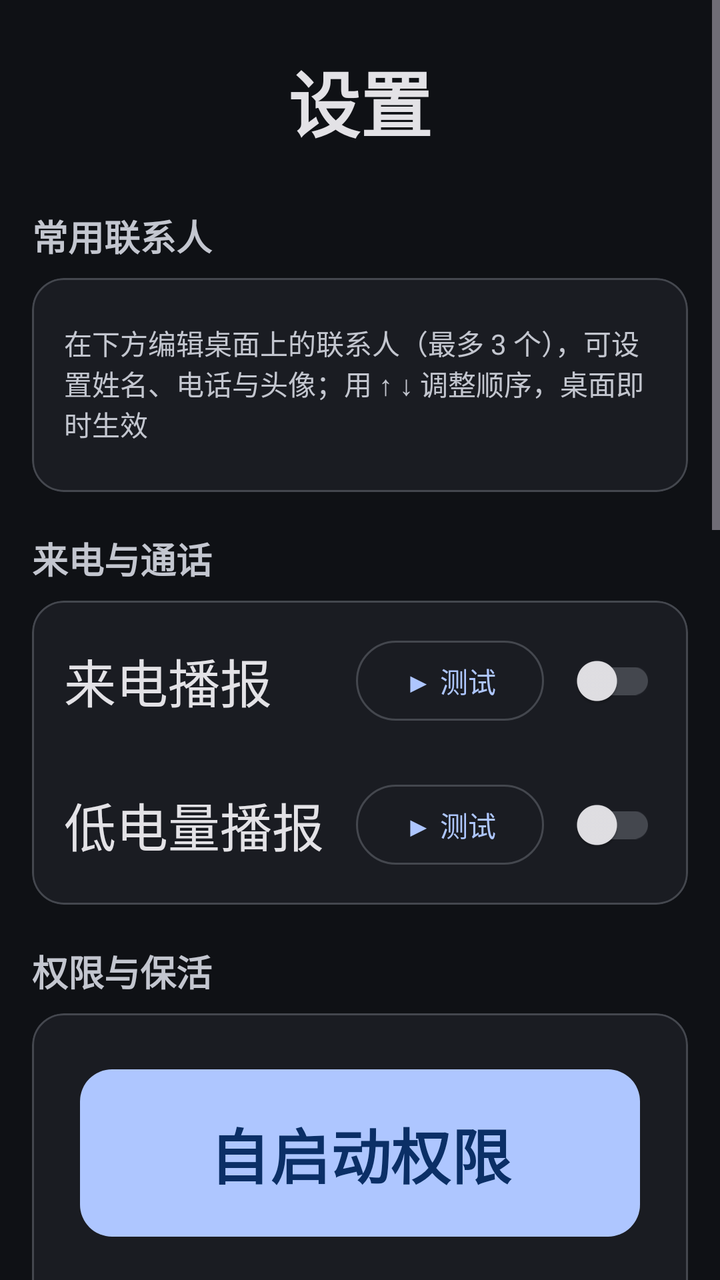
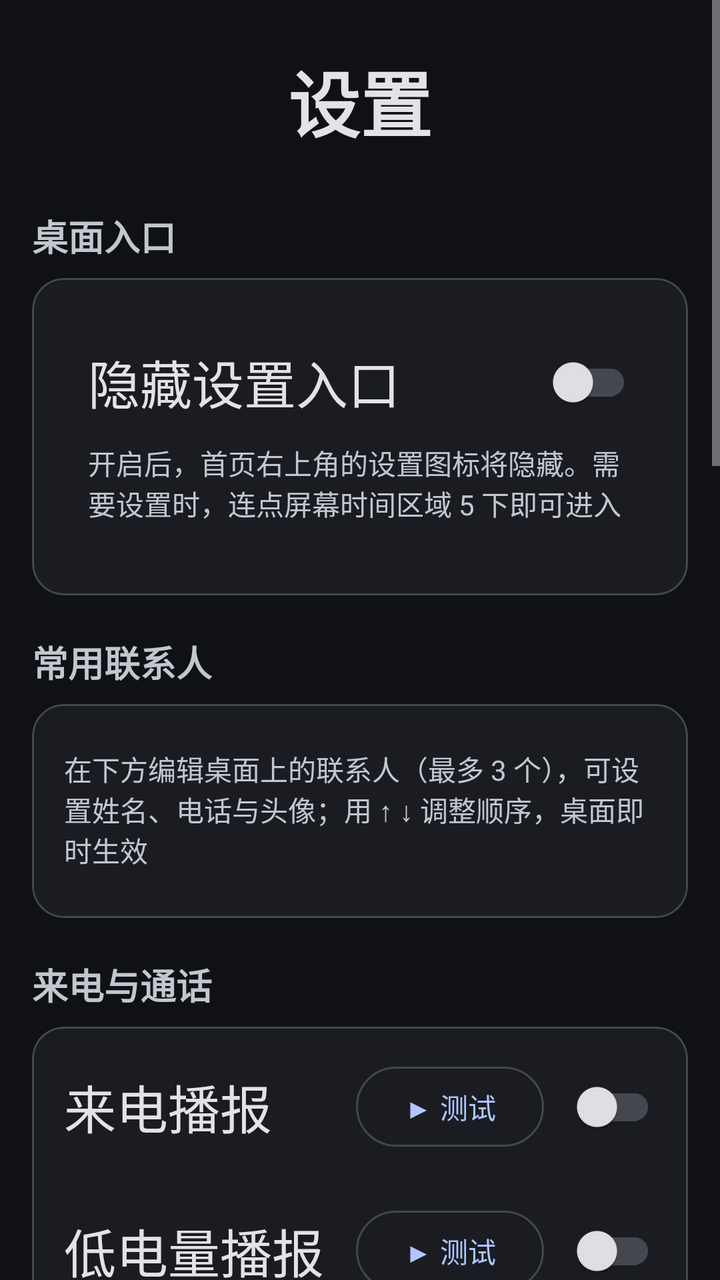

An Android layout rendered at two revisions. The XML below is the earlier revision; the diff shows what the commit changed to produce the second picture.
<!-- AndroidManifest.xml: application theme Theme.ElderLauncher -->
<!-- res/layout/activity_settings.xml -->
<?xml version="1.0" encoding="utf-8"?>
<ScrollView xmlns:android="http://schemas.android.com/apk/res/android"
    xmlns:app="http://schemas.android.com/apk/res-auto"
    android:layout_width="match_parent"
    android:layout_height="match_parent">

    <LinearLayout
        android:layout_width="match_parent"
        android:layout_height="wrap_content"
        android:orientation="vertical"
        android:padding="16dp">

        <TextView
            android:layout_width="match_parent"
            android:layout_height="wrap_content"
            android:gravity="center"
            android:padding="8dp"
            android:text="@string/settings_title"
            android:textColor="?attr/colorOnSurface"
            android:textSize="@dimen/textTitle"
            android:textStyle="bold" />

        
        <TextView
            style="@style/SectionTitle"
            android:text="@string/set_fav_title" />

        <com.google.android.material.card.MaterialCardView style="@style/SettingsCard">

            <LinearLayout
                android:layout_width="match_parent"
                android:layout_height="wrap_content"
                android:orientation="vertical">

                <TextView
                    style="@style/HintText"
                    android:text="@string/set_fav_tip" />

                <LinearLayout
                    android:id="@+id/favContainer"
                    android:layout_width="match_parent"
                    android:layout_height="wrap_content"
                    android:orientation="vertical" />
            </LinearLayout>
        </com.google.android.material.card.MaterialCardView>

        
        <TextView
            style="@style/SectionTitle"
            android:text="@string/section_call" />

        <com.google.android.material.card.MaterialCardView
            style="@style/SettingsCard"
            app:contentPadding="4dp">

            <LinearLayout
                android:layout_width="match_parent"
                android:layout_height="wrap_content"
                android:orientation="vertical">

                <LinearLayout
                    android:layout_width="match_parent"
                    android:layout_height="wrap_content"
                    android:gravity="center_vertical"
                    android:orientation="horizontal"
                    android:padding="12dp">

                    <TextView
                        android:layout_width="0dp"
                        android:layout_height="wrap_content"
                        android:layout_weight="1"
                        android:text="@string/set_incoming"
                        android:textColor="?attr/colorOnSurface"
                        android:textSize="@dimen/textSubtitle" />

                    <com.google.android.material.button.MaterialButton
                        android:id="@+id/btnTestIncoming"
                        style="@style/Widget.Material3.Button.OutlinedButton"
                        android:layout_width="wrap_content"
                        android:layout_height="wrap_content"
                        android:layout_marginEnd="8dp"
                        android:text="@string/btn_test" />

                    <com.google.android.material.switchmaterial.SwitchMaterial
                        android:id="@+id/swIncoming"
                        android:layout_width="wrap_content"
                        android:layout_height="wrap_content" />
                </LinearLayout>

                <LinearLayout
                    android:layout_width="match_parent"
                    android:layout_height="wrap_content"
                    android:gravity="center_vertical"
                    android:orientation="horizontal"
                    android:padding="12dp">

                    <TextView
                        android:layout_width="0dp"
                        android:layout_height="wrap_content"
                        android:layout_weight="1"
                        android:text="@string/set_lowbattery"
                        android:textColor="?attr/colorOnSurface"
                        android:textSize="@dimen/textSubtitle" />

                    <com.google.android.material.button.MaterialButton
                        android:id="@+id/btnTestLow"
                        style="@style/Widget.Material3.Button.OutlinedButton"
                        android:layout_width="wrap_content"
                        android:layout_height="wrap_content"
                        android:layout_marginEnd="8dp"
                        android:text="@string/btn_test" />

                    <com.google.android.material.switchmaterial.SwitchMaterial
                        android:id="@+id/swLow"
                        android:layout_width="wrap_content"
                        android:layout_height="wrap_content" />
                </LinearLayout>
            </LinearLayout>
        </com.google.android.material.card.MaterialCardView>

        
        <TextView
            style="@style/SectionTitle"
            android:text="@string/section_permission" />

        <com.google.android.material.card.MaterialCardView style="@style/SettingsCard">

            <LinearLayout
                android:layout_width="match_parent"
                android:layout_height="wrap_content"
                android:orientation="vertical">

                <com.google.android.material.button.MaterialButton
                    android:id="@+id/btnAutostart"
                    style="@style/BigButton"
                    android:layout_width="match_parent"
                    android:layout_height="wrap_content"
                    android:text="@string/btn_autostart" />

                <TextView
                    style="@style/HintText"
                    android:text="@string/autostart_tip" />

                <com.google.android.material.button.MaterialButton
                    android:id="@+id/btnBattery"
                    style="@style/BigButton"
                    android:layout_width="match_parent"
                    android:layout_height="wrap_content"
                    android:layout_marginTop="4dp"
                    android:text="@string/btn_battery" />

                <TextView
                    style="@style/HintText"
                    android:text="@string/battery_tip" />
            </LinearLayout>
        </com.google.android.material.card.MaterialCardView>

        
        <TextView
            style="@style/SectionTitle"
            android:text="@string/section_default" />

        <com.google.android.material.card.MaterialCardView style="@style/SettingsCard">

            <LinearLayout
                android:layout_width="match_parent"
                android:layout_height="wrap_content"
                android:orientation="vertical">

                <com.google.android.material.button.MaterialButton
                    android:id="@+id/btnDefault"
                    style="@style/BigButton"
                    android:layout_width="match_parent"
                    android:layout_height="wrap_content"
                    android:text="@string/set_default_launcher" />

                <TextView
                    style="@style/HintText"
                    android:text="@string/set_default_tip" />

                <com.google.android.material.button.MaterialButton
                    android:id="@+id/btnRestoreHome"
                    style="@style/BigButton.Outlined"
                    android:layout_width="match_parent"
                    android:layout_height="wrap_content"
                    android:layout_marginTop="4dp"
                    android:text="@string/restore_system_home" />

                <TextView
                    style="@style/HintText"
                    android:text="@string/restore_system_home_tip" />
            </LinearLayout>
        </com.google.android.material.card.MaterialCardView>

        
        <TextView
            style="@style/SectionTitle"
            android:text="@string/section_diagnostic" />

        <com.google.android.material.card.MaterialCardView style="@style/SettingsCard">

            <LinearLayout
                android:layout_width="match_parent"
                android:layout_height="wrap_content"
                android:orientation="vertical">

                <com.google.android.material.button.MaterialButton
                    android:id="@+id/btnExportLog"
                    style="@style/BigButton.Outlined"
                    android:layout_width="match_parent"
                    android:layout_height="wrap_content"
                    android:text="@string/export_log" />

                <TextView
                    style="@style/HintText"
                    android:text="@string/export_log_tip" />
            </LinearLayout>
        </com.google.android.material.card.MaterialCardView>

        <View
            android:layout_width="match_parent"
            android:layout_height="24dp" />
    </LinearLayout>
</ScrollView>
<!-- resources referenced by this layout -->
<resources>
  <dimen name="textSubtitle">26sp</dimen>
  <dimen name="textTitle">36sp</dimen>
  <string name="autostart_tip">开启自启动与后台运行，手机重启后自动进入桌面</string>
  <string name="battery_tip">允许后台运行，避免被系统清理导致来电异常</string>
  <string name="btn_autostart">自启动权限</string>
  <string name="btn_battery">忽略电池优化</string>
  <string name="btn_test">▶ 测试</string>
  <string name="export_log">导出诊断日志</string>
  <string name="export_log_tip">把版本、设备型号、权限状态、语音引擎状态和运行日志打包成一份文本，可直接发给我排查问题。不含联系人号码、照片、通话内容等隐私信息</string>
  <string name="restore_system_home">恢复系统桌面</string>
  <string name="restore_system_home_tip">取消老人桌面的默认桌面设置，回到手机原来的桌面。适合临时使用或需要进入系统桌面时</string>
  <string name="section_call">来电与通话</string>
  <string name="section_default">默认应用</string>
  <string name="section_diagnostic">日志与诊断</string>
  <string name="section_permission">权限与保活</string>
  <string name="set_default_launcher">设为默认桌面</string>
  <string name="set_default_tip">在系统设置中将“老人桌面”设为默认桌面，开机即进入本应用</string>
  <string name="set_fav_tip">在下方编辑桌面上的联系人（最多 3 个），可设置姓名、电话与头像；用 ↑ ↓ 调整顺序，桌面即时生效</string>
  <string name="set_fav_title">常用联系人</string>
  <string name="set_incoming">来电播报</string>
  <string name="set_lowbattery">低电量播报</string>
  <string name="settings_title">设置</string>
  <style name="BigButton" parent="Widget.Material3.Button">
          <item name="android:textSize">@dimen/textHeadline</item>
          <item name="android:textStyle">bold</item>
          <item name="android:padding">20dp</item>
          <item name="android:layout_margin">8dp</item>
          <item name="android:minHeight">64dp</item>
          <item name="cornerRadius">@dimen/cornerLarge</item>
      </style>
  <style name="BigButton.Outlined" parent="Widget.Material3.Button.OutlinedButton">
          <item name="android:textSize">@dimen/textSection</item>
          <item name="android:padding">16dp</item>
          <item name="android:layout_margin">8dp</item>
          <item name="android:minHeight">56dp</item>
          <item name="cornerRadius">@dimen/cornerLarge</item>
      </style>
  <dimen name="textHeadline">30sp</dimen>
  <dimen name="cornerLarge">16dp</dimen>
  <dimen name="textSection">22sp</dimen>
  <dimen name="textCaption">14sp</dimen>
  <dimen name="textLabel">18sp</dimen>
  <color name="colorPrimary">#AEC6FF</color>
  <color name="colorOnPrimary">#0B2F66</color>
  <color name="colorPrimaryContainer">#284786</color>
  <color name="colorOnPrimaryContainer">#D9E2FF</color>
  <color name="colorSecondary">#BEC6DC</color>
  <color name="colorOnSecondary">#283141</color>
  <color name="colorSecondaryContainer">#3E4759</color>
  <color name="colorOnSecondaryContainer">#DAE2F9</color>
  <color name="colorTertiary">#DDBCE4</color>
  <color name="colorOnTertiary">#3F2844</color>
  <color name="colorTertiaryContainer">#573E5C</color>
  <color name="colorOnTertiaryContainer">#FAD8FF</color>
  <color name="colorOnBackground">#E2E2E9</color>
  <color name="colorSurface">#1A1C22</color>
  <color name="colorOnSurface">#E3E2E6</color>
  <color name="colorSurfaceVariant">#2A2E37</color>
  <color name="colorOnSurfaceVariant">#C3C6CF</color>
  <color name="colorSurfaceContainer">#1E2128</color>
  <color name="colorSurfaceContainerHigh">#282C34</color>
  <color name="colorSurfaceContainerHighest">#33373F</color>
  <color name="colorOutline">#44474E</color>
  <color name="colorOutlineVariant">#2A2E37</color>
  <color name="colorError">#FFB4AB</color>
  <color name="colorOnError">#690005</color>
  <color name="colorErrorContainer">#93000A</color>
  <color name="colorOnErrorContainer">#FFDAD6</color>
  <color name="colorBackground">#0F1115</color>
  <!-- unchanged entries left out for length: 4 -->
</resources>

<!-- the commit's change to res/layout/activity_settings.xml (unified diff, before → after) -->
@@ -23,6 +23,45 @@
         
         <TextView
             style="@style/SectionTitle"
+            android:text="@string/set_home_title" />
+
+        <com.google.android.material.card.MaterialCardView style="@style/SettingsCard">
+
+            <LinearLayout
+                android:layout_width="match_parent"
+                android:layout_height="wrap_content"
+                android:orientation="vertical"
+                android:padding="12dp">
+
+                <LinearLayout
+                    android:layout_width="match_parent"
+                    android:layout_height="wrap_content"
+                    android:gravity="center_vertical"
+                    android:orientation="horizontal">
+
+                    <TextView
+                        android:layout_width="0dp"
+                        android:layout_height="wrap_content"
+                        android:layout_weight="1"
+                        android:text="@string/set_hide_settings"
+                        android:textColor="?attr/colorOnSurface"
+                        android:textSize="@dimen/textSubtitle" />
+
+                    <com.google.android.material.switchmaterial.SwitchMaterial
+                        android:id="@+id/swHideSettings"
+                        android:layout_width="wrap_content"
+                        android:layout_height="wrap_content" />
+                </LinearLayout>
+
+                <TextView
+                    style="@style/HintText"
+                    android:text="@string/set_hide_settings_tip" />
+            </LinearLayout>
+        </com.google.android.material.card.MaterialCardView>
+
+        
+        <TextView
+            style="@style/SectionTitle"
             android:text="@string/set_fav_title" />
 
         <com.google.android.material.card.MaterialCardView style="@style/SettingsCard">
<!-- resource entries referenced after the edit -->
@@ -19,6 +19,9 @@
   <string name="set_default_tip">在系统设置中将“老人桌面”设为默认桌面，开机即进入本应用</string>
   <string name="set_fav_tip">在下方编辑桌面上的联系人（最多 3 个），可设置姓名、电话与头像；用 ↑ ↓ 调整顺序，桌面即时生效</string>
   <string name="set_fav_title">常用联系人</string>
+  <string name="set_hide_settings">隐藏设置入口</string>
+  <string name="set_hide_settings_tip">开启后，首页右上角的设置图标将隐藏。需要设置时，连点屏幕时间区域 5 下即可进入</string>
+  <string name="set_home_title">桌面入口</string>
   <string name="set_incoming">来电播报</string>
   <string name="set_lowbattery">低电量播报</string>
   <string name="settings_title">设置</string>
